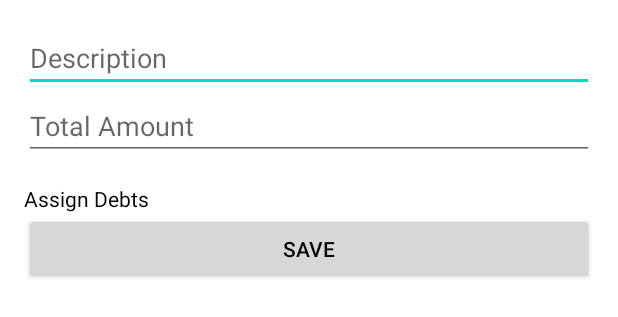
After one commit to ngPsych/WeShare, an Android app: the layout dialog_add_expense.xml on its own in the app's theme, with its tools: preview values and no code run, on a phone screen of 412 x 824 dp. The commit adds this screen. Shown: the top 317 px of the screen. Run offline under Robolectric (Android 15) with nearby library versions, the phone set to English and light mode, and no system bars.

Commit message:
add expense

```diff
--- /dev/null
+++ b/app/src/main/res/layout/dialog_add_expense.xml
@@ -0,0 +1,41 @@
+<!-- dialog_add_edit_expense.xml -->
+<LinearLayout xmlns:android="http://schemas.android.com/apk/res/android"
+    android:layout_width="match_parent"
+    android:layout_height="wrap_content"
+    android:orientation="vertical"
+    android:padding="16dp">
+
+    <EditText
+        android:id="@+id/expenseDescription"
+        android:layout_width="match_parent"
+        android:layout_height="wrap_content"
+        android:hint="Description"
+        android:inputType="text"/>
+
+    <EditText
+        android:id="@+id/expenseAmount"
+        android:layout_width="match_parent"
+        android:layout_height="wrap_content"
+        android:hint="Total Amount"
+        android:inputType="numberDecimal"/>
+
+    <TextView
+        android:layout_width="match_parent"
+        android:layout_height="wrap_content"
+        android:text="Assign Debts"
+        android:paddingTop="16dp"/>
+
+    <LinearLayout
+        android:id="@+id/membersContainer"
+        android:layout_width="match_parent"
+        android:layout_height="wrap_content"
+        android:orientation="vertical">
+        <!-- Dynamically add member debt views here -->
+    </LinearLayout>
+
+    <Button
+        android:id="@+id/saveExpenseButton"
+        android:layout_width="match_parent"
+        android:layout_height="wrap_content"
+        android:text="Save"/>
+</LinearLayout>
```
Also changed, not shown: app/src/main/java/com/example/weshare/expense/Expense.kt (+3 -5 lines), app/src/main/java/com/example/weshare/expense/ExpenseManager.kt (deleted, +0 -30 lines), app/src/main/java/com/example/weshare/expense/ExpenseRepository.kt (+50 -0 lines), app/src/main/java/com/example/weshare/group/GroupActivity.kt (+64 -2 lines), app/src/main/java/com/example/weshare/group/GroupManager.kt (deleted, +0 -30 lines).
